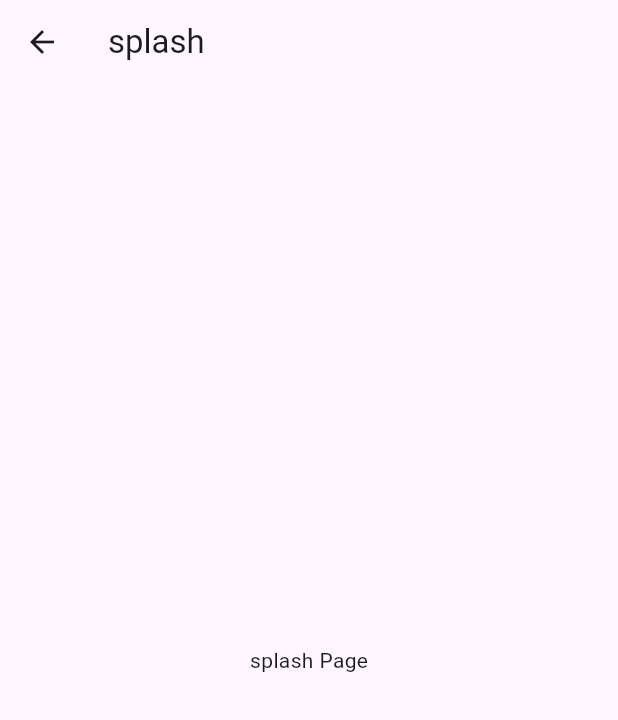
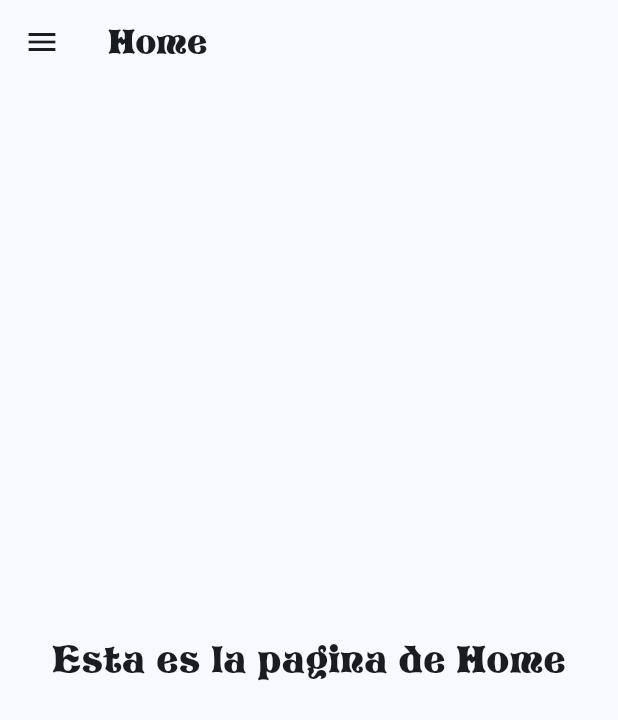
Before and after one commit to JoseHernandezVera/pharmacheck_app, a Flutter app: the screen it shows after launch, after a tap on the "menu" icon, after a tap on "Home", on a phone screen of 412 x 824 dp. Shown: the top 720 px of the screen. Run offline on Flutter 3.47's test engine with Material 3 defaults, Android fonts, the phone set to English and light mode, and no system bars.

Commit message:
Avance 1 del proyecto

```diff
--- a/lib/main.dart
+++ b/lib/main.dart
@@ -1,5 +1,6 @@
 import 'package:flutter/material.dart';
-import 'pages/home.dart';
+//import 'pages/home.dart';
+import 'pages/splash.dart';
 
 void main() {
   runApp(const MyApp());
@@ -11,11 +12,13 @@ class MyApp extends StatelessWidget {
   @override
   Widget build(BuildContext context) {
     return MaterialApp(
-      title: 'Flutter Demo',
+      title: 'PharmaCheck',
       theme: ThemeData(
-        colorScheme: ColorScheme.fromSeed(seedColor: Colors.deepPurple),
+        fontFamily: 'Storyboo',
+        useMaterial3: true,
+        colorScheme: ColorScheme.fromSeed(seedColor: Colors.blue),
       ),
-      home: const MyHomePage(title: 'Flutter Demo Home Page'),
+      home: const SplashPage(),
     );
   }
 }
--- /dev/null
+++ b/lib/pages/base_pages.dart
@@ -0,0 +1,90 @@
+import 'package:flutter/material.dart';
+import 'home.dart';
+import 'profile.dart';
+import 'remenber.dart';
+
+class BasePage extends StatelessWidget {
+  final String title;
+  final Widget body;
+
+  const BasePage({
+    super.key,
+    required this.title,
+    required this.body,
+  });
+
+  void _navigateTo(BuildContext context, Widget page) {
+    Navigator.pop(context);
+    Future.delayed(const Duration(milliseconds: 250), () {
+      Navigator.push(
+        context,
+        MaterialPageRoute(builder: (context) => page),
+      );
+    });
+  }
+
+  @override
+  Widget build(BuildContext context) {
+    return Scaffold(
+      appBar: AppBar(
+        title: Text(title),
+        leading: Builder(
+          builder: (context) => IconButton(
+            icon: const Icon(Icons.menu),
+            onPressed: () => Scaffold.of(context).openDrawer(),
+          ),
+        ),
+      ),
+      body: body,
+      drawer: Drawer(
+        child: Column(
+          mainAxisAlignment: MainAxisAlignment.spaceBetween,
+          children: [
+            Column(
+              children: [
+                UserAccountsDrawerHeader(
+                  accountName: const Text('Jose Hernandez'),
+                  accountEmail: const Text('jose@gmail.com'),
+                  currentAccountPicture: const CircleAvatar(
+                    backgroundImage: AssetImage('assets/images/perfil.jpg'),
+                  ),
+                  decoration: const BoxDecoration(color: Colors.blue),
+                ),
+                ListTile(
+                  title: const Text('Home'),
+                  onTap: () => _navigateTo(context, const MyHomePage(title: 'Home')),
+                ),
+                ListTile(
+                  title: const Text('Profile'),
+                  onTap: () => _navigateTo(context, const ProfilePage()),
+                ),
+                ListTile(
+                  title: const Text('Remember'),
+                  onTap: () => _navigateTo(context, const RememberPage()),
+                ),
+              ],
+            ),
+            Padding(
+              padding: const EdgeInsets.only(bottom: 20.0),
+              child: ListTile(
+                leading: Image.asset(
+                  'assets/images/salida.png',
+                  width: 24,
+                  height: 24,
+                  color: Colors.red,
+                ),
+                title: const Text(
+                  'Cerrar sesion',
+                  style: TextStyle(color: Colors.red),
+                ),
+                onTap: () {
+                  Navigator.pop(context);
+                },
+              ),
+            ),
+          ],
+        ),
+      ),
+    );
+  }
+}
--- a/lib/pages/home.dart
+++ b/lib/pages/home.dart
@@ -1,60 +1,15 @@
 import 'package:flutter/material.dart';
-import 'profile.dart';
-import 'remenber.dart';
-import 'splash.dart';
+import 'base_pages.dart';
 
 class MyHomePage extends StatelessWidget {
-  const MyHomePage({super.key, required this.title});
-
-  final String title;
-
-  void _navigateTo(BuildContext context, Widget page) {
-    Navigator.pop(context);
-    Navigator.push(
-      context,
-      MaterialPageRoute(builder: (context) => page),
-    );
-  }
+  const MyHomePage({super.key, required String title});
 
   @override
   Widget build(BuildContext context) {
-    return Scaffold(
-      appBar: AppBar(
-        title: Text(title),
-        leading: Builder(
-          builder: (context) {
-            return IconButton(
-              icon: const Icon(Icons.menu),
-              onPressed: () {
-                Scaffold.of(context).openDrawer();
-              },
-            );
-          },
-        ),
-      ),
-      body: const Center(child: Text("Bienvenido", style: TextStyle(fontSize: 24))),
-      drawer: Drawer(
-        child: ListView(
-          padding: EdgeInsets.zero,
-          children: [
-            const DrawerHeader(
-              decoration: BoxDecoration(color: Colors.blue),
-              child: Text('Drawer Header', style: TextStyle(color: Colors.white)),
-            ),
-            ListTile(
-              title: const Text('Home'),
-              onTap: () => _navigateTo(context, const HomePage()),
-            ),
-            ListTile(
-              title: const Text('Profile'),
-              onTap: () => _navigateTo(context, const ProfilePage()),
-            ),
-            ListTile(
-              title: const Text('Remember'),
-              onTap: () => _navigateTo(context, const RememberPage()),
-            ),
-          ],
-        ),
+    return BasePage(
+      title: 'Home',
+      body: const Center(
+        child: Text("Esta es la pagina de Home", style: TextStyle(fontSize: 24)),
       ),
     );
   }
--- a/lib/pages/profile.dart
+++ b/lib/pages/profile.dart
@@ -1,13 +1,16 @@
 import 'package:flutter/material.dart';
+import 'base_pages.dart';
 
 class ProfilePage extends StatelessWidget {
   const ProfilePage({super.key});
 
   @override
   Widget build(BuildContext context) {
-    return Scaffold(
-      appBar: AppBar(title: const Text("Profile")),
-      body: const Center(child: Text("Esta es la página de perfil")),
+    return BasePage(
+      title: 'Profile',
+      body: const Center(
+        child: Text("Esta es la pagina de perfil", style: TextStyle(fontSize: 24)),
+      ),
     );
   }
 }
--- a/lib/pages/remenber.dart
+++ b/lib/pages/remenber.dart
@@ -1,12 +1,16 @@
 import 'package:flutter/material.dart';
+import 'base_pages.dart';
 
 class RememberPage extends StatelessWidget {
   const RememberPage({super.key});
+
   @override
   Widget build(BuildContext context) {
-    return Scaffold(
-      appBar: AppBar(title: const Text("Remember")),
-      body: const Center(child: Text("Remember Page")),
+    return BasePage(
+      title: 'Remember',
+      body: const Center(
+        child: Text("Esta es la página de recordatorios", style: TextStyle(fontSize: 24)),
+      ),
     );
   }
 }
--- a/lib/pages/splash.dart
+++ b/lib/pages/splash.dart
@@ -1,12 +1,39 @@
 import 'package:flutter/material.dart';
+import 'home.dart';
 
-class HomePage extends StatelessWidget {
-  const HomePage({super.key});
+class SplashPage extends StatelessWidget {
+  const SplashPage({super.key});
+
   @override
   Widget build(BuildContext context) {
+    Future.delayed(const Duration(seconds: 3), () {
+      Navigator.pushReplacement(
+        context,
+        MaterialPageRoute(builder: (context) => const MyHomePage(title: 'Home')),
+      );
+    });
+
     return Scaffold(
-      appBar: AppBar(title: const Text("splash")),
-      body: const Center(child: Text("splash Page")),
+      appBar: AppBar(title: const Text("Splash")),
+      body: Center(
+        child: SizedBox(
+          width: 100,
+          height: 100,
+          child: AnimatedBuilder(
+            animation: AlwaysStoppedAnimation(1),
+            child: CircularProgressIndicator(
+              strokeWidth: 8,
+              valueColor: AlwaysStoppedAnimation<Color>(Colors.blue),
+            ),
+            builder: (BuildContext context, Widget? child) {
+              return Transform.rotate(
+                angle: 2 * 3.14159265359 * (DateTime.now().millisecondsSinceEpoch % 1000) / 1000,
+                child: child,
+              );
+            },
+          ),
+        ),
+      ),
     );
   }
 }
```
Also changed, not shown: pubspec.yaml (+14 -4 lines), assets/fonts/BarberChop.ttf (added), assets/fonts/Storyboo.ttf (added), assets/images/perfil.jpg (added), assets/images/salida.png (added).
